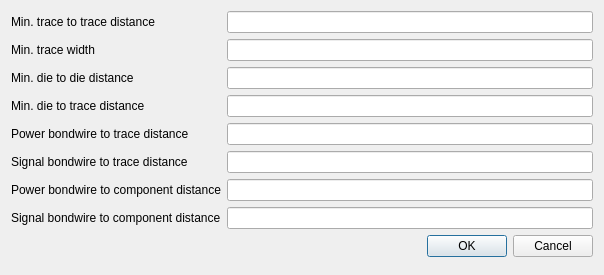
e3da/PowerSynth1-src, file powercad/project_builder/ui/process_design_rules_editor.ui: the form before one commit.
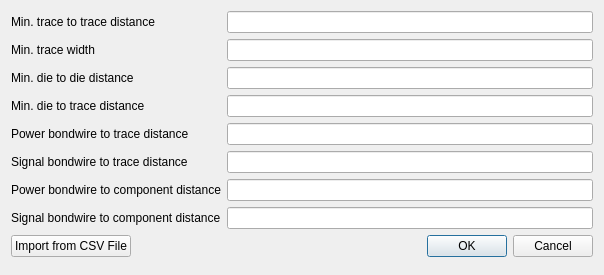
The form after the commit.

Commit message: Added import from CSV button to process design rules editor UI

```diff
--- a/powercad/project_builder/ui/process_design_rules_editor.ui
+++ b/powercad/project_builder/ui/process_design_rules_editor.ui
@@ -101,6 +101,13 @@
      </property>
     </widget>
    </item>
+   <item row="8" column="0">
+    <widget class="QPushButton" name="btn_import_design_rules">
+     <property name="text">
+      <string>Import from CSV File</string>
+     </property>
+    </widget>
+   </item>
   </layout>
  </widget>
  <resources/>
```
The commit also changes 1 other file.
